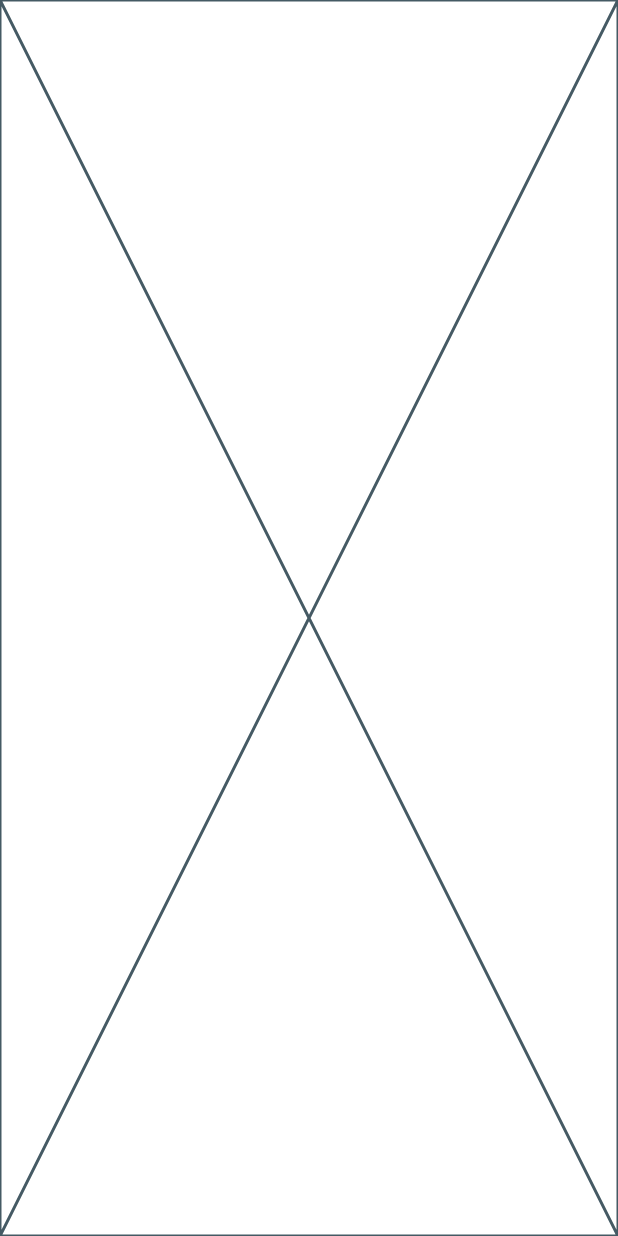
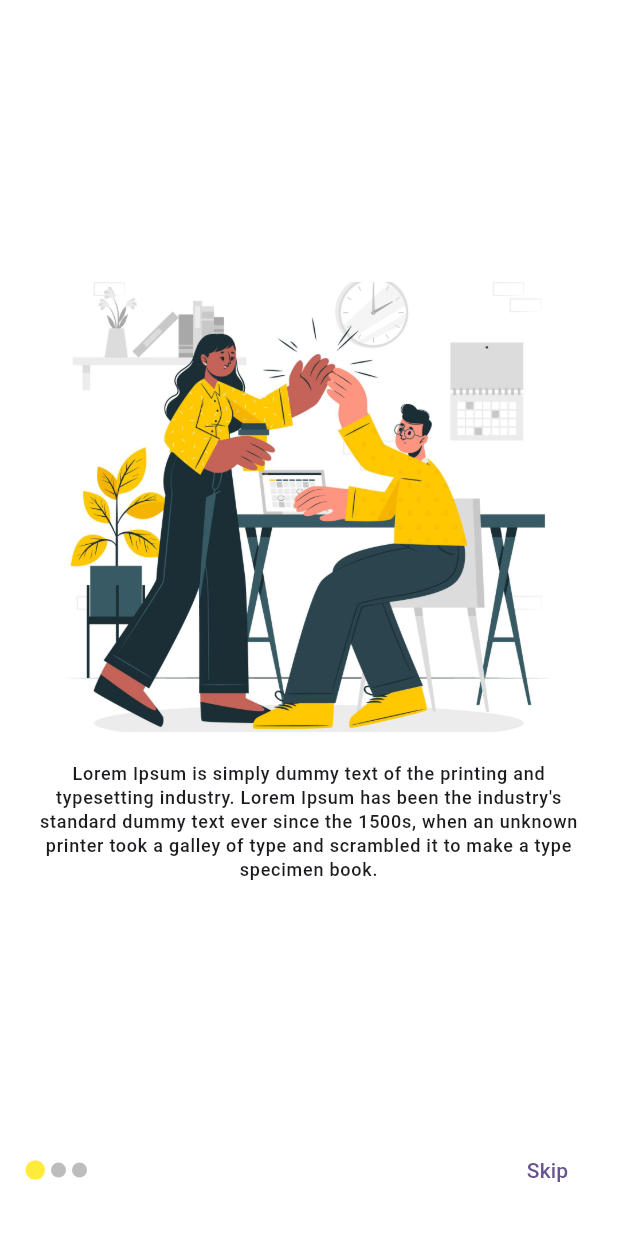
Before and after one commit to orket-sam/onboarding_screens, a Flutter app: the screen it shows after launch, on a phone screen of 412 x 824 dp. Run offline on Flutter 3.47's test engine with Material 3 defaults, Android fonts, the phone set to English and light mode, and no system bars.

Commit message:
base version

```diff
--- a/lib/main.dart
+++ b/lib/main.dart
@@ -1,7 +1,9 @@
 import 'package:flutter/material.dart';
+import 'package:provider/provider.dart';
 
 void main() {
-  runApp(const MyApp());
+  runApp(ChangeNotifierProvider(
+      create: (context) => OnboardingProvider(), child: const MyApp()));
 }
 
 class MyApp extends StatelessWidget {
@@ -15,16 +17,131 @@ class MyApp extends StatelessWidget {
         colorScheme: ColorScheme.fromSeed(seedColor: Colors.deepPurple),
         useMaterial3: true,
       ),
-      home: const MyHomePage(),
+      home: const OnBoardingScreen(),
     );
   }
 }
 
-class MyHomePage extends StatelessWidget {
-  const MyHomePage({super.key});
+class OnBoardingScreen extends StatelessWidget {
+  const OnBoardingScreen({super.key});
 
   @override
   Widget build(BuildContext context) {
-    return const Placeholder();
+    return Scaffold(
+      backgroundColor: Colors.white,
+      body: Padding(
+        padding: const EdgeInsets.symmetric(
+          horizontal: 15.0,
+          vertical: 20,
+        ),
+        child: Column(
+          mainAxisAlignment: MainAxisAlignment.center,
+          children: [
+            const Spacer(),
+            SizedBox(
+              height: 300,
+              width: double.infinity,
+              child: Consumer<OnboardingProvider>(builder: (
+                context,
+                prov,
+                child,
+              ) {
+                return PageView(
+                  controller: prov.pageController,
+                  onPageChanged: (value) => prov.setIndex(value),
+                  children: [
+                    Image.asset(
+                      'assets/a.jpg',
+                      fit: BoxFit.cover,
+                    ),
+                    Image.asset('assets/b.jpg'),
+                    Image.asset('assets/c.jpg'),
+                  ],
+                );
+              }),
+            ),
+            const SizedBox(
+              height: 20,
+            ),
+            Text(
+              'Lorem Ipsum is simply dummy text of the printing and typesetting industry. Lorem Ipsum has been the industry\'s standard dummy text ever since the 1500s, when an unknown printer took a galley of type and scrambled it to make a type specimen book.',
+              textAlign: TextAlign.center,
+              style: Theme.of(context).textTheme.labelMedium,
+            ),
+            const Spacer(),
+            Row(
+              children: [
+                Row(
+                  mainAxisAlignment: MainAxisAlignment.center,
+                  children: List.generate(
+                    3,
+                    (e) => IndicatorWidget(
+                      index: e,
+                    ),
+                  ),
+                ),
+                const Spacer(),
+                TextButton(
+                  onPressed: () {},
+                  child: const Text('Skip'),
+                )
+              ],
+            )
+          ],
+        ),
+      ),
+    );
   }
 }
+
+class IndicatorWidget extends StatelessWidget {
+  final int index;
+  const IndicatorWidget({
+    super.key,
+    required this.index,
+  });
+
+  @override
+  Widget build(BuildContext context) {
+    return Consumer<OnboardingProvider>(builder: (
+      context,
+      prov,
+      child,
+    ) {
+      return GestureDetector(
+        onTap: () => prov.setIndex(index),
+        child: AnimatedContainer(
+          margin: const EdgeInsets.symmetric(horizontal: 2),
+          duration: const Duration(milliseconds: 300),
+          width: prov.currentIndex == index ? 13 : 10,
+          height: prov.currentIndex == index ? 13 : 10,
+          decoration: BoxDecoration(
+            color: prov.currentIndex == index
+                ? Colors.yellow
+                : Colors.grey.shade400,
+            shape: BoxShape.circle,
+          ),
+        ),
+      );
+    });
+  }
+}
+
+class OnboardingProvider with ChangeNotifier {
+  final PageController _pageController = PageController(
+    initialPage: 0,
+  );
+  PageController get pageController => _pageController;
+
+  int _currentIndex = 0;
+  int get currentIndex => _currentIndex;
+  void setIndex(int val) {
+    _currentIndex = val;
+    _pageController.animateToPage(
+      val,
+      duration: const Duration(milliseconds: 300),
+      curve: Curves.decelerate,
+    );
+    notifyListeners();
+  }
+}
--- a/pubspec.yaml
+++ b/pubspec.yaml
@@ -10,6 +10,7 @@ dependencies:
   flutter:
     sdk: flutter
   cupertino_icons: ^1.0.6
+  provider: ^6.1.2
 
 dev_dependencies:
   flutter_test:
@@ -19,3 +20,5 @@ dev_dependencies:
 
 flutter:
   uses-material-design: true
+  assets:
+    - assets/
```
Also changed, not shown: assets/a.jpg (added), assets/b.jpg (added), assets/c.jpg (added), pubspec.lock.
